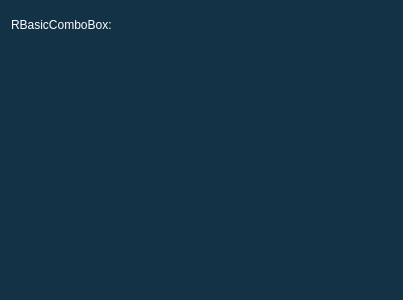
First picture: the form in src/Popup/PopupDemo.ui, repository gongjianbo/QtWidgetsComponent, before the edit.
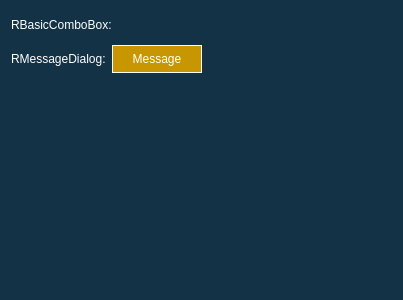
Second picture: the form after the edit. Custom widgets are drawn as their Qt base class.

Commit message: 增加自定义对话框BasicDialog及其测试用例MessageDialog

What changed in the file:
```diff
--- a/src/Popup/PopupDemo.ui
+++ b/src/Popup/PopupDemo.ui
@@ -104,6 +104,49 @@
      </item>
     </layout>
    </item>
+   <item>
+    <layout class="QHBoxLayout" name="horizontalLayout_2">
+     <item>
+      <widget class="QLabel" name="label_2">
+       <property name="text">
+        <string>RMessageDialog:</string>
+       </property>
+      </widget>
+     </item>
+     <item>
+      <widget class="QPushButton" name="btnMessage">
+       <property name="minimumSize">
+        <size>
+         <width>90</width>
+         <height>28</height>
+        </size>
+       </property>
+       <property name="maximumSize">
+        <size>
+         <width>90</width>
+         <height>28</height>
+        </size>
+       </property>
+       <property name="text">
+        <string>Message</string>
+       </property>
+      </widget>
+     </item>
+     <item>
+      <spacer name="horizontalSpacer_2">
+       <property name="orientation">
+        <enum>Qt::Horizontal</enum>
+       </property>
+       <property name="sizeHint" stdset="0">
+        <size>
+         <width>40</width>
+         <height>20</height>
+        </size>
+       </property>
+      </spacer>
+     </item>
+    </layout>
+   </item>
    <item>
     <spacer name="verticalSpacer">
      <property name="orientation">
@@ -112,7 +155,7 @@
      <property name="sizeHint" stdset="0">
       <size>
        <width>20</width>
-       <height>243</height>
+       <height>207</height>
       </size>
      </property>
     </spacer>
```
The commit also changes 9 other files.
